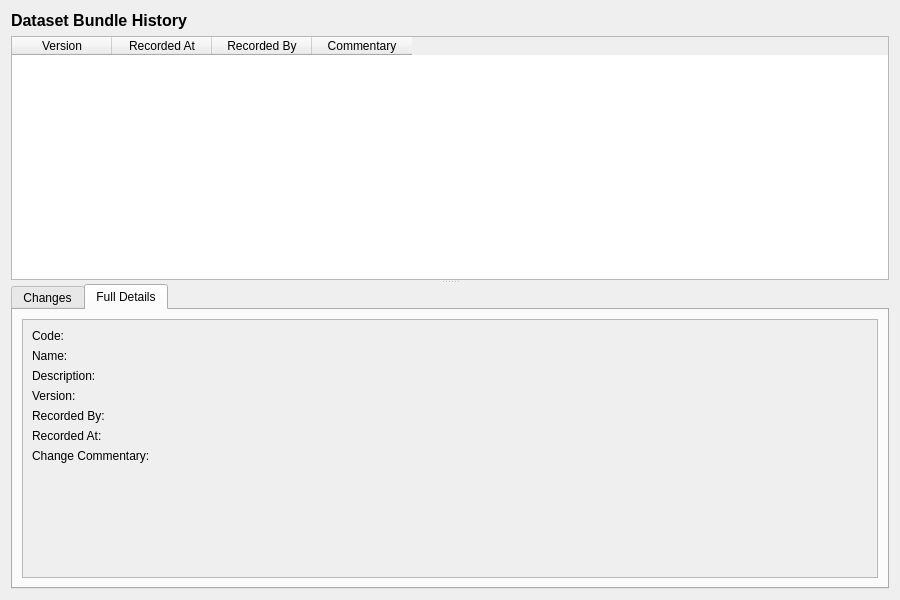
Above: projects/ores.qt/ui/DatasetBundleHistoryDialog.ui from OreStudio/OreStudio before the change. Below: the same form after it.
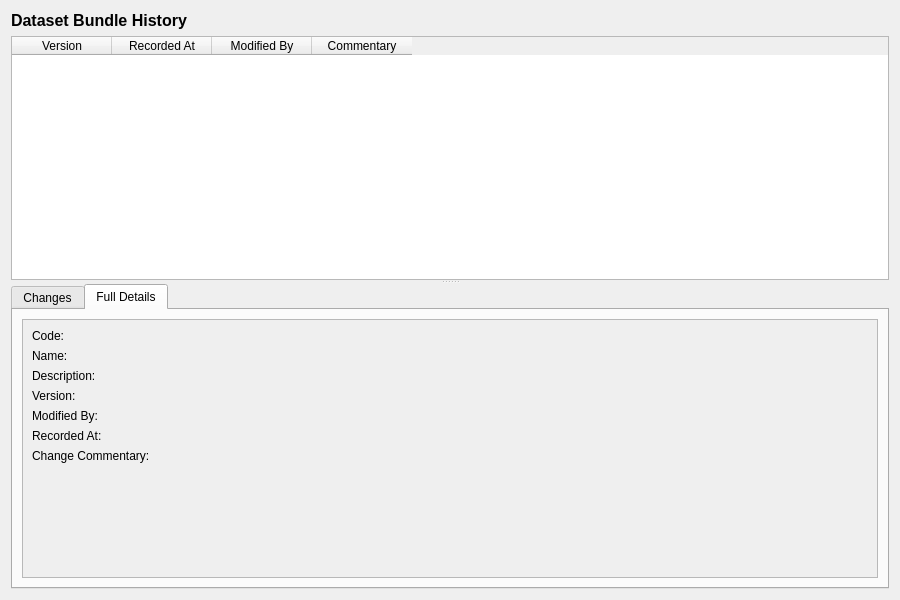
That is the form after the change. The open tabs and pages were chosen to show the change.

Commit message: [protocol] Fix audit trail metadata: rename recorded_by, remove from wire format

```diff
--- a/projects/ores.qt/ui/DatasetBundleHistoryDialog.ui
+++ b/projects/ores.qt/ui/DatasetBundleHistoryDialog.ui
@@ -63,7 +63,7 @@
       </column>
       <column>
        <property name="text">
-        <string>Recorded By</string>
+        <string>Modified By</string>
        </property>
       </column>
       <column>
@@ -211,7 +211,7 @@
                <item row="4" column="0">
                 <widget class="QLabel" name="recordedByLabel">
                  <property name="text">
-                  <string>Recorded By:</string>
+                  <string>Modified By:</string>
                  </property>
                 </widget>
                </item>
```
Left out of the diff: 4 changed lines with no effect on the pictures. The commit also changes 473 other files.
